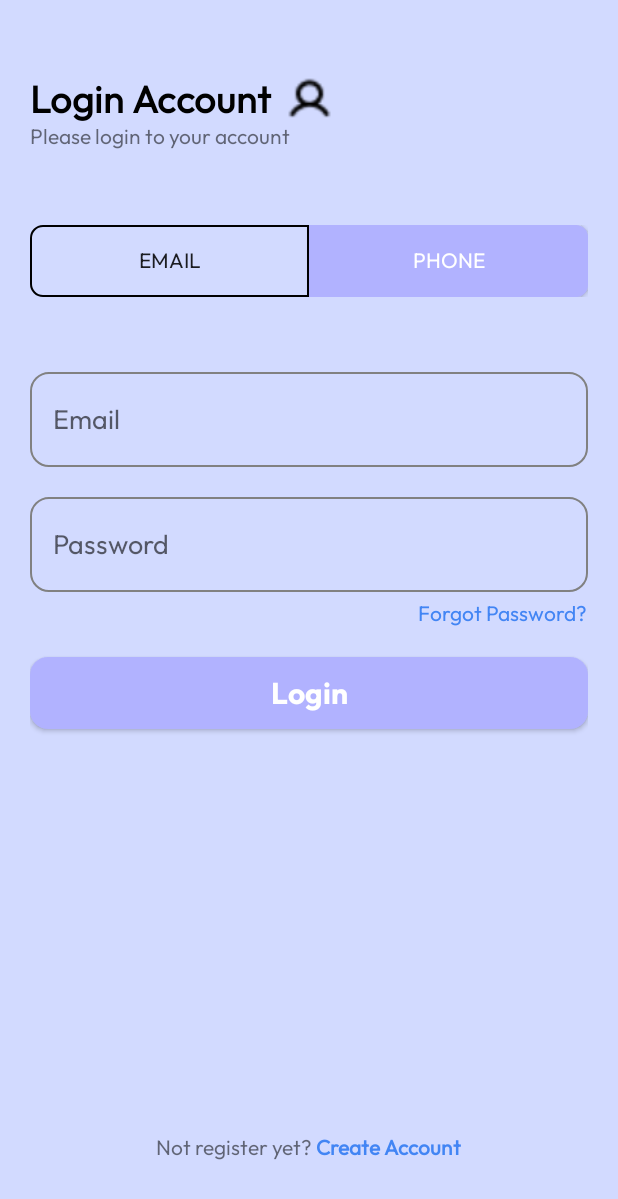
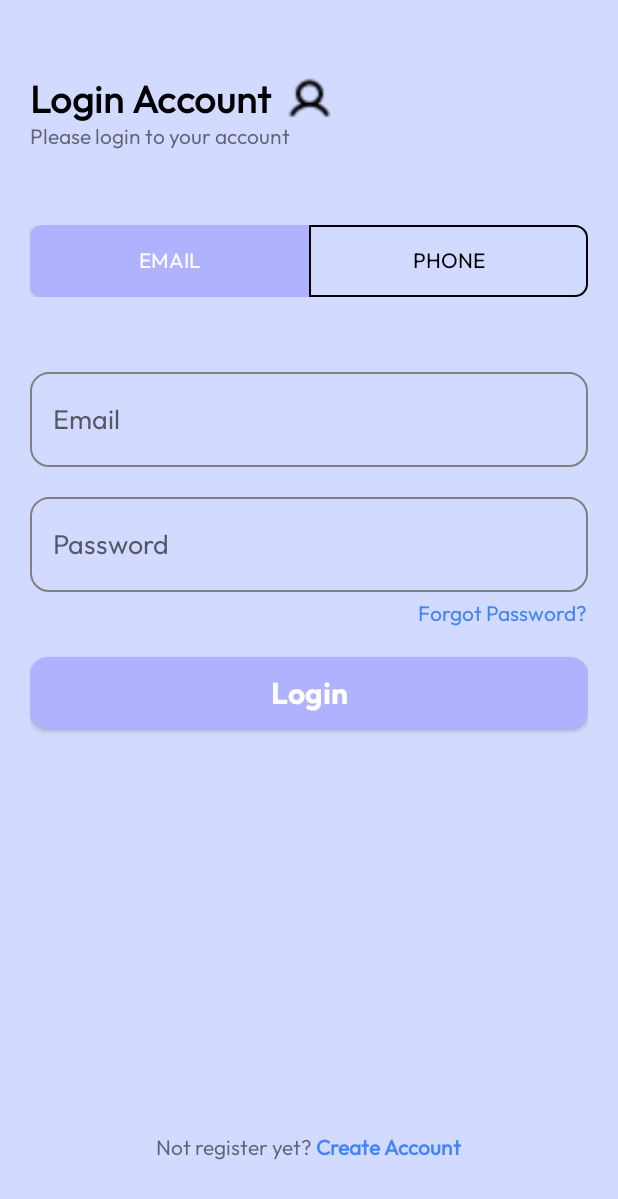
Before and after one commit to AgengCDB/Library, an Android app: the screen it shows after launch (LoginActivity), on a phone screen of 412 x 824 dp. Shown: the top 1199 px of the screen. Run offline under Robolectric (Android 15) with nearby library versions, the phone set to English and light mode, and no system bars; our stand-ins replace Volley.

Commit message:
Update LoginActivity.java

```diff
--- a/app/src/main/java/library/app/com/LoginActivity.java
+++ b/app/src/main/java/library/app/com/LoginActivity.java
@@ -54,6 +54,13 @@ public class LoginActivity extends AppCompatActivity {
 
         // switch email & phone
         sEmail = (Button) findViewById(R.id.switchEmail);
+        sPhone = (Button) findViewById(R.id.switchPhone);
+
+        sEmail.setBackgroundResource(R.drawable.button_login_email_off);
+        sEmail.setTextColor(getResources().getColor(R.color.white));
+        sPhone.setTextColor(getResources().getColor(R.color.black));
+        sPhone.setBackgroundResource(R.drawable.button_login_phone_on);
+
         sEmail.setOnClickListener(new View.OnClickListener() {
             @Override
             public void onClick(View view) {
@@ -65,7 +72,6 @@ public class LoginActivity extends AppCompatActivity {
                 sPhone.setTextColor(getResources().getColor(R.color.black));
             }
         });
-        sPhone = (Button) findViewById(R.id.switchPhone);
         sPhone.setOnClickListener(new View.OnClickListener() {
             @Override
             public void onClick(View view) {
```
